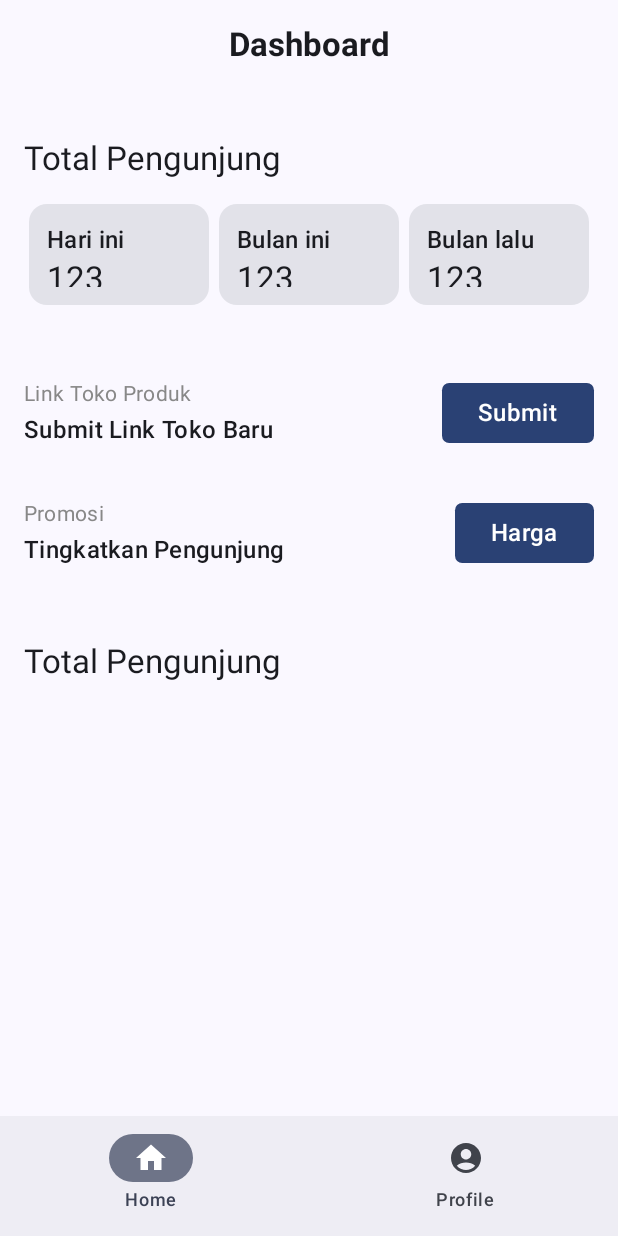
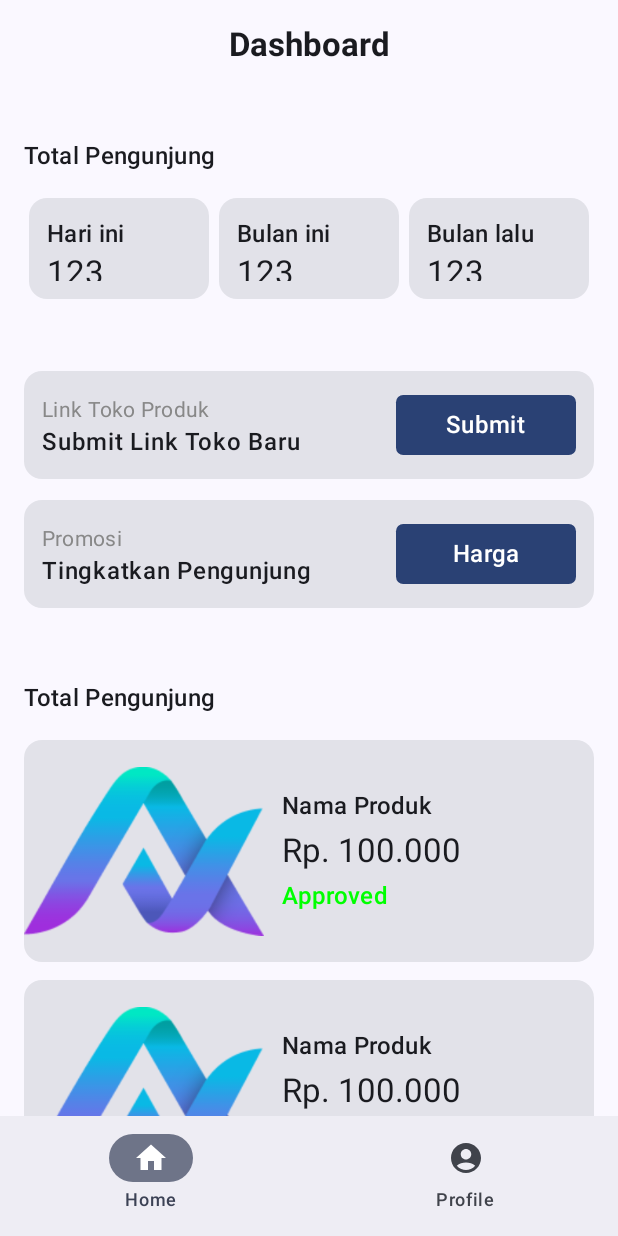
Before and after one commit to Arvigo-Capstone/arvigo-mitra-app, an Android app built with Jetpack Compose: the HomeScreen screen opened through its navigation route, on a phone screen of 412 x 824 dp. Run offline under Robolectric (Android 15) with nearby library versions, the phone set to English and light mode, and no system bars.

Commit message:
feat: finish home UI

```diff
--- a/app/src/main/java/id/arvigo/arvigomitraapp/ui/feature/home/HomeScreen.kt
+++ b/app/src/main/java/id/arvigo/arvigomitraapp/ui/feature/home/HomeScreen.kt
@@ -1,16 +1,20 @@
 package id.arvigo.arvigomitraapp.ui.feature.home
 
+import androidx.compose.foundation.Image
 import androidx.compose.foundation.layout.*
+import androidx.compose.foundation.lazy.LazyColumn
 import androidx.compose.foundation.shape.RoundedCornerShape
 import androidx.compose.material3.*
 import androidx.compose.runtime.Composable
 import androidx.compose.ui.Alignment
 import androidx.compose.ui.Modifier
 import androidx.compose.ui.graphics.Color
+import androidx.compose.ui.res.painterResource
 import androidx.compose.ui.text.font.FontWeight
 import androidx.compose.ui.text.style.TextAlign
 import androidx.compose.ui.unit.dp
 import androidx.navigation.NavController
+import id.arvigo.arvigomitraapp.R
 
 @Composable
 fun HomeScreen(
@@ -24,14 +28,16 @@ fun HomeScreen(
 @Composable
 fun HomeScreenContent() {
     Scaffold() {
-        Column(
+        LazyColumn(
             modifier = Modifier
                 .padding(it)
-                .padding(16.dp)
+                .padding(horizontal = 16.dp)
         ) {
+            item {
                 Text(
                     modifier = Modifier
-                    .fillMaxWidth(),
+                        .fillMaxWidth()
+                        .padding(top = 16.dp),
                     text = "Dashboard",
                     style = MaterialTheme.typography.titleLarge.copy(
                         fontWeight = FontWeight.Bold,
@@ -39,7 +45,7 @@ fun HomeScreenContent() {
                     textAlign = TextAlign.Center,
                 )
                 Spacer(modifier = Modifier.height(48.dp))
-            Text(text = "Total Pengunjung", style = MaterialTheme.typography.titleLarge)
+                Text(text = "Total Pengunjung", style = MaterialTheme.typography.titleMedium)
                 Row(
                     modifier = Modifier
                         .fillMaxWidth()
@@ -87,9 +93,11 @@ fun HomeScreenContent() {
                     }
                 }
                 Spacer(modifier = Modifier.height(48.dp))
+                Card() {
                     Row(
                         modifier = Modifier
-                    .fillMaxWidth(),
+                            .fillMaxWidth()
+                            .padding(12.dp),
                         horizontalArrangement = Arrangement.SpaceBetween,
                         verticalAlignment = Alignment.CenterVertically,
                     ) {
@@ -99,20 +107,26 @@ fun HomeScreenContent() {
                             ))
                             Spacer(modifier = Modifier.height(2.dp))
                             Text(
-                        text = "Submit Link Toko Baru", style = MaterialTheme.typography.titleMedium.copy(
+                                text = "Submit Link Toko Baru", style = MaterialTheme.typography.bodyLarge.copy(
+                                    fontWeight = FontWeight.SemiBold,
                                 ))
                         }
                         Button(
                             onClick = { /*TODO*/ },
                             shape = RoundedCornerShape(12),
+                            modifier = Modifier
+                                .width(120.dp),
                         ) {
                             Text(text = "Submit", style = MaterialTheme.typography.titleMedium.copy(color = Color.White, fontWeight = FontWeight.SemiBold))
                         }
                     }
-            Spacer(modifier = Modifier.height(32.dp))
+                }
+                Spacer(modifier = Modifier.height(14.dp))
+                Card() {
                     Row(
                         modifier = Modifier
-                    .fillMaxWidth(),
+                            .fillMaxWidth()
+                            .padding(12.dp),
                         horizontalArrangement = Arrangement.SpaceBetween,
                         verticalAlignment = Alignment.CenterVertically,
                     ) {
@@ -122,19 +136,64 @@ fun HomeScreenContent() {
                             ))
                             Spacer(modifier = Modifier.height(2.dp))
                             Text(
-                        text = "Tingkatkan Pengunjung", style = MaterialTheme.typography.titleMedium.copy(
+                                text = "Tingkatkan Pengunjung", style = MaterialTheme.typography.bodyLarge.copy(
+                                    fontWeight = FontWeight.SemiBold,
                                 ))
                         }
                         Button(
                             onClick = { /*TODO*/ },
                             shape = RoundedCornerShape(12),
+                            modifier = Modifier
+                                .width(120.dp),
                         ) {
                             Text(text = "Harga", style = MaterialTheme.typography.titleMedium.copy(color = Color.White, fontWeight = FontWeight.SemiBold))
                         }
                     }
+                }
                 Spacer(modifier = Modifier.height(48.dp))
-            Text(text = "Total Pengunjung", style = MaterialTheme.typography.titleLarge)
+                Text(text = "Total Pengunjung", style = MaterialTheme.typography.titleMedium)
                 Spacer(modifier = Modifier.height(16.dp))
+                val index = 5
+                for (i in 0..index) {
+                    HomeProductCard()
                 }
             }
         }
+    }
+}
+
+
+@OptIn(ExperimentalMaterial3Api::class)
+@Composable
+fun HomeProductCard() {
+    Card(
+        modifier = Modifier
+            .fillMaxWidth()
+            .height(160.dp)
+            .padding(bottom = 12.dp)
+    ) {
+        Row() {
+            Image(
+                painter = painterResource(id = R.drawable.img_logo),
+                contentDescription = "",
+                modifier = Modifier
+                    .width(160.dp)
+                    .height(160.dp),
+            )
+            Column(
+                modifier = Modifier
+                    .height(160.dp)
+                    .padding(12.dp),
+                verticalArrangement = Arrangement.Center,
+            ) {
+                Text(text = "Nama Produk", style = MaterialTheme.typography.titleMedium)
+                Spacer(modifier = Modifier.height(4.dp))
+                Text(text = "Rp. 100.000", style = MaterialTheme.typography.titleLarge)
+                Spacer(modifier = Modifier.height(4.dp))
+                Text(text = "Approved", style = MaterialTheme.typography.titleMedium.copy(
+                    color = Color.Green,
+                ))
+            }
+        }
+    }
+}
```
Lines whose indentation alone changed are shown as unchanged.
